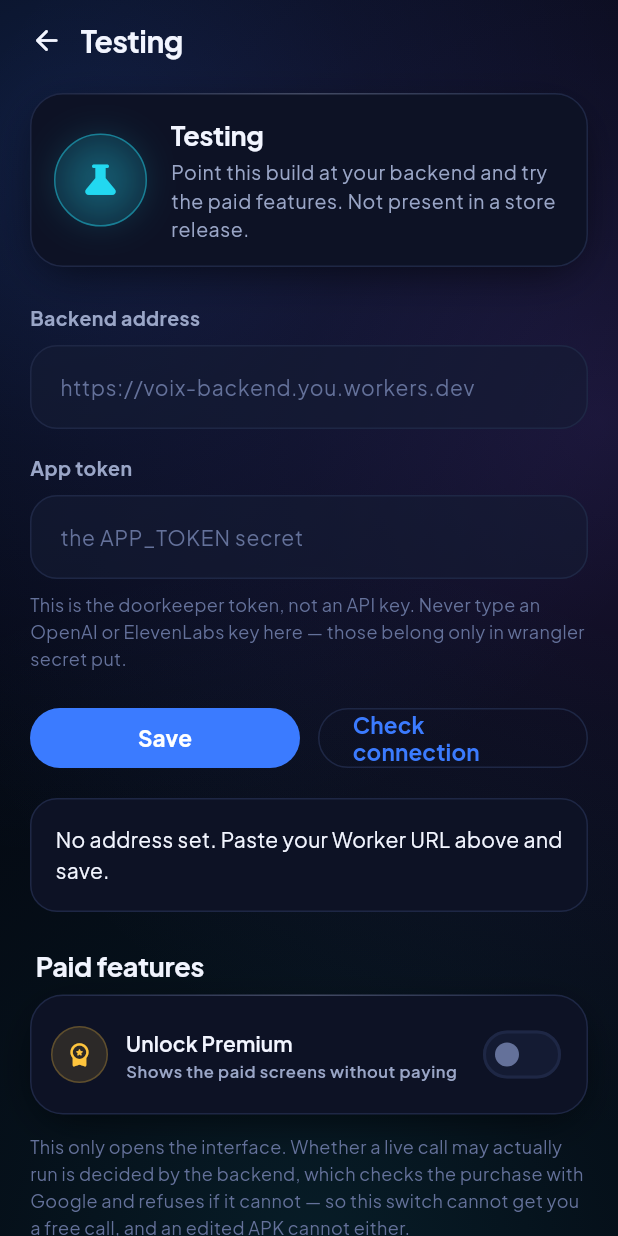
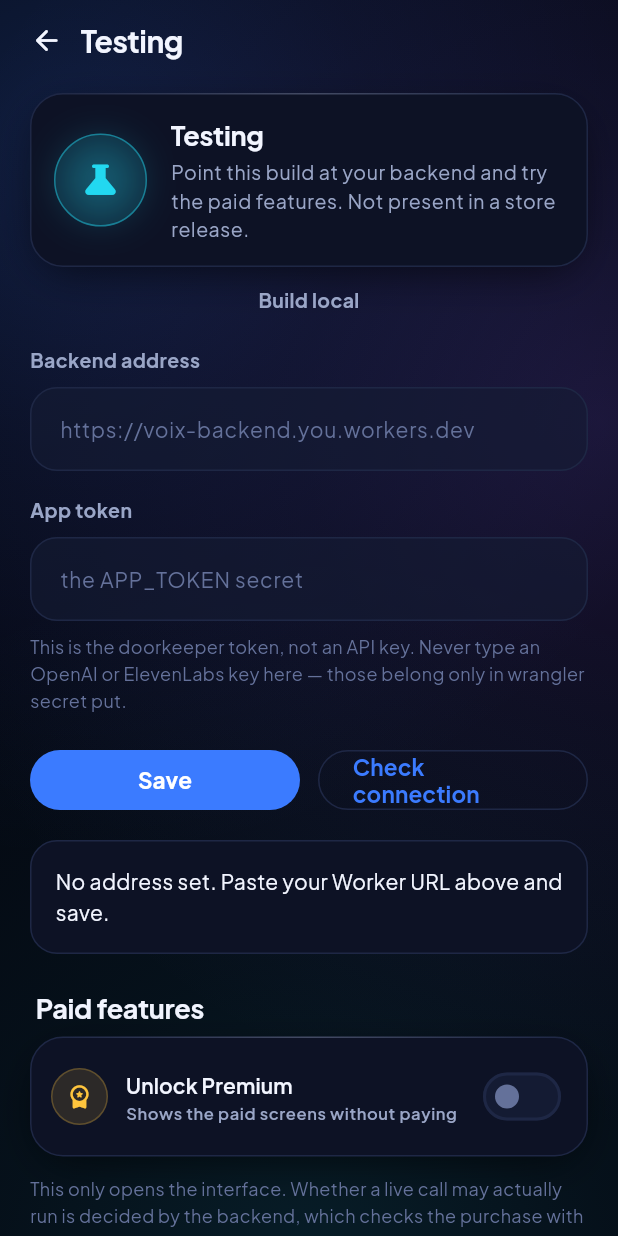
Before and after one commit to nagachaitanyanagachaitanya695-dot/Voix, a Flutter app: the TestingScreen screen opened directly, after a tap on "Check connection", on a phone screen of 412 x 824 dp. Run offline on Flutter 3.47's test engine with Material 3 defaults, Android fonts, the phone set to English and light mode, and no system bars; our stand-ins replace cloud_firestore, file_picker, firebase_auth, firebase_core, flutter_local_notifications, flutter_riverpod and 8 more; missing offline and left inert: flutter_pcm_sound, record; accounts and stored records are empty.

Commit message:
Render with Skia, and let the build say which build it is
Two things, because the same screenshot keeps arriving and neither of us can
tell what it means.

The build now identifies itself. "Still showing like this" is unanswerable
otherwise: a fix that is not in the APK on the phone looks exactly like a fix
that did not work, and those need opposite next steps. The commit appears in
About — which a store release has too — and on the testing screen, so one
screenshot settles it.

Impeller is off. It has been Flutter's default Android renderer since 3.29,
and on several Adreno parts, including those in mid-range Xiaomi phones, it
mis-composites layers: a whole page draws dark or stale while one
actively-animating layer stays crisp. That is precisely the reported picture —
every page element barely visible, the navigation bar sharp and bright, and
the app fully interactive underneath, which is what makes a drawing fault look
like a hang. It also explains what the earlier fixes could not: the navigation
bar's labels use the dimmest colour in the theme and are the brightest thing
on screen.

Skia is what this app was built and reviewed against, so there is nothing to
lose by asking for it. Worth revisiting once Impeller has settled on these
GPUs.

Co-Authored-By: Claude Opus 5 <noreply@anthropic.com>
Claude-Session: https://claude.ai/code/session_01RZBxVg1eVRJ68ihQ6WdfJF

```diff
--- /dev/null
+++ b/lib/core/config/build_info.dart
@@ -0,0 +1,15 @@
+/// Which build this is.
+///
+/// Exists because "still showing like this" is unanswerable without it: a fix
+/// that is not in the APK on the phone looks exactly like a fix that did not
+/// work, and the two need completely different next steps. The commit is shown
+/// on the About and Testing screens so a single screenshot settles it.
+abstract final class BuildInfo {
+  /// Short commit the build came from, or 'local' when built by hand.
+  static const commit = String.fromEnvironment(
+    'VOIX_BUILD',
+    defaultValue: 'local',
+  );
+
+  static bool get isCI => commit != 'local';
+}
--- a/lib/features/profile/settings_screen.dart
+++ b/lib/features/profile/settings_screen.dart
@@ -2,6 +2,7 @@ import 'package:flutter/material.dart';
 import 'package:flutter_riverpod/flutter_riverpod.dart';
 
 import '../../core/config/backend_config.dart';
+import '../../core/config/build_info.dart';
 import '../../core/theme/app_colors.dart';
 import '../../core/theme/app_dimens.dart';
 import '../../core/utils/context_ext.dart';
@@ -237,7 +238,10 @@ class SettingsScreen extends ConsumerWidget {
             const VoixWordmark(markSize: 48, fontSize: 30),
             Gap.h16,
             Text(
-              'Version 1.0.0 (1)',
+              // The build is here and not only on the testing screen, because
+              // a store release has no testing screen and "which build is
+              // that?" is the first question about any bug report.
+              'Version 1.0.0 (1) · build ${BuildInfo.commit}',
               style: context.text.labelMedium,
             ),
             Gap.h12,
--- a/lib/features/profile/testing_screen.dart
+++ b/lib/features/profile/testing_screen.dart
@@ -6,6 +6,7 @@ import 'package:flutter_riverpod/flutter_riverpod.dart';
 import 'package:http/http.dart' as http;
 
 import '../../core/config/backend_config.dart';
+import '../../core/config/build_info.dart';
 import '../../core/theme/app_colors.dart';
 import '../../core/theme/app_dimens.dart';
 import '../../core/utils/context_ext.dart';
@@ -165,7 +166,17 @@ class _TestingScreenState extends ConsumerState<TestingScreen> {
                           'paid features. Not present in a store release.',
                       color: VoixPalette.cyan,
                     ),
-                    Gap.h24,
+                    Gap.h12,
+                    Text(
+                      'Build ${BuildInfo.commit}',
+                      textAlign: TextAlign.center,
+                      style: TextStyle(
+                        fontSize: 13,
+                        fontWeight: FontWeight.w700,
+                        color: c.textSecondary,
+                      ),
+                    ),
+                    Gap.h20,
 
                     _Label('Backend address'),
                     Gap.h8,
```
Also changed, not shown: 2 other files.
